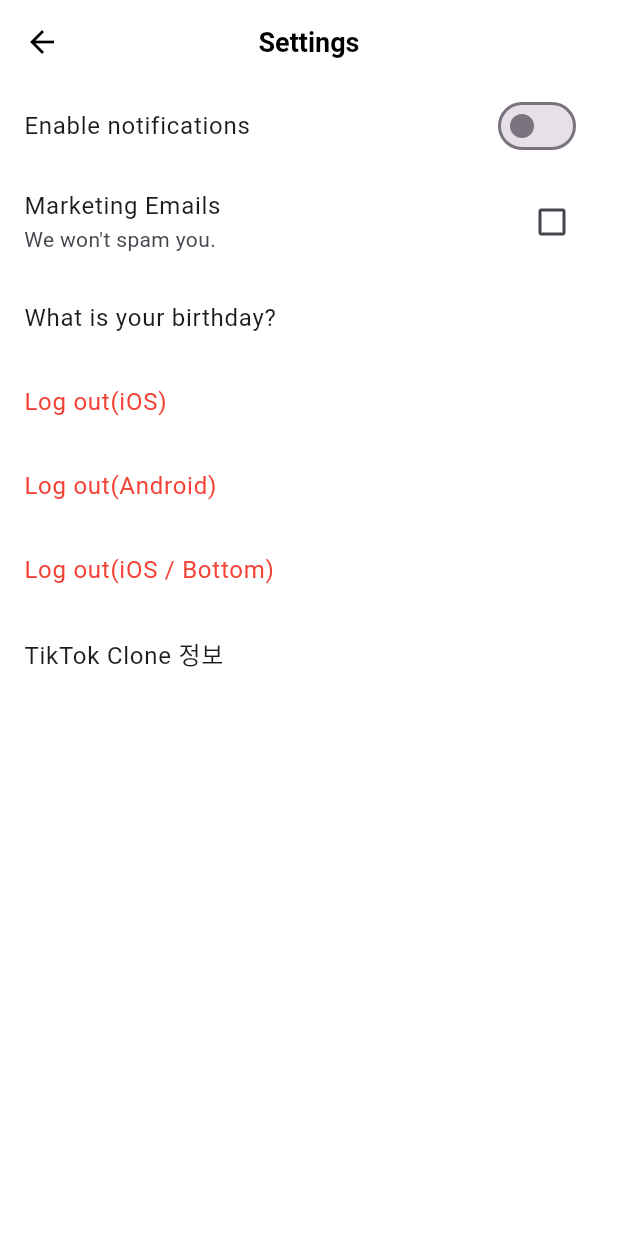
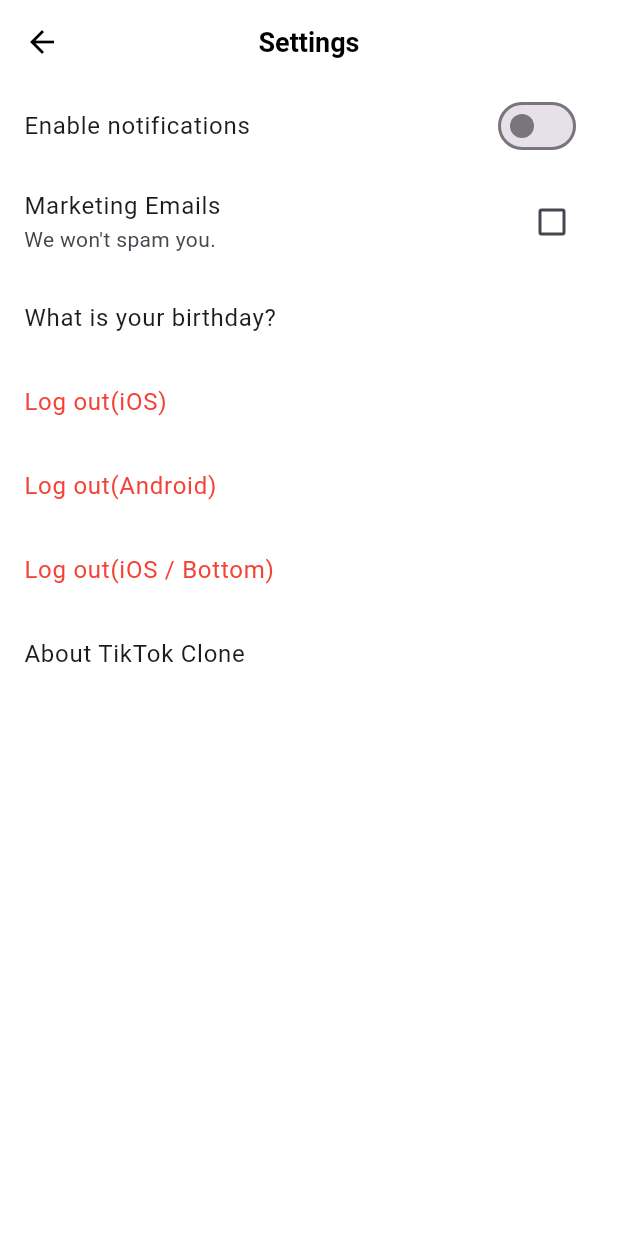
Before and after one commit to Heungseop/Tiktok_clone, a Flutter app: the SettingsScreen screen opened directly, on a phone screen of 412 x 824 dp. Run offline on Flutter 3.47's test engine with Material 2 defaults, Android fonts, the phone set to English and light mode, and no system bars; our stand-ins replace font_awesome_flutter, video_player, visibility_detector; generated files the repository leaves out were written again.

Commit message:
16.2 l10n

```diff
--- /dev/null
+++ b/l10n.yaml
@@ -0,0 +1,3 @@
+arb-dir: lib/intl
+template-arb-file: intl_en.arb
+output-localization-file: intl_generated.dart
--- a/lib/features/authentication/sign_up_screen.dart
+++ b/lib/features/authentication/sign_up_screen.dart
@@ -28,7 +28,7 @@ class SignUpScreen extends StatelessWidget {
 
   @override
   Widget build(BuildContext context) {
-    print("locale : ${Localizations.localeOf(context)}");
+    // print("locale : ${Localizations.localeOf(context)}");
     return OrientationBuilder(
       builder: (context, orientation) {
         // orientation :  가로세로 여부 (portrait 세로, landscape 가로)
--- a/lib/features/settings/settings_screen.dart
+++ b/lib/features/settings/settings_screen.dart
@@ -22,10 +22,7 @@ class _SettingsScreenState extends State<SettingsScreen> {
 
   @override
   Widget build(BuildContext context) {
-    return Localizations.override(
-      context: context,
-      locale: const Locale("ko"),
-      child: Scaffold(
+    return Scaffold(
         appBar: AppBar(
           title: const Text("Settings"),
           centerTitle: true,
@@ -169,7 +166,6 @@ class _SettingsScreenState extends State<SettingsScreen> {
               ],
             ),
           ),
-          )),
-    );
+        ));
   }
 }
--- /dev/null
+++ b/lib/intl/intl_en.arb
@@ -0,0 +1,3 @@
+{
+ "signUpTitle" : "Sign up for TikTok"
+}
--- /dev/null
+++ b/lib/intl/intl_ko.arb
@@ -0,0 +1,3 @@
+{
+ "signUpTitle" : "TikTok에 가입하세요"
+}
--- a/lib/main.dart
+++ b/lib/main.dart
@@ -3,9 +3,10 @@ import 'dart:io';
 import 'package:flutter/material.dart';
 import 'package:flutter/services.dart';
 import 'package:flutter_localizations/flutter_localizations.dart';
-import 'package:tiktok_clone/features/settings/settingsScreen.dart';
+import 'package:tiktok_clone/features/authentication/sign_up_screen.dart';
 
 import 'constants/sizes.dart';
+import 'package:flutter_gen/gen_l10n/intl_generated.dart';
 
 class MyHttpOverrides extends HttpOverrides {
   @override
@@ -45,6 +46,7 @@ class TikTokApp extends StatelessWidget {
       title: 'TikTok Clone',
 
       localizationsDelegates: const [
+        AppLocalizations.delegate,
         GlobalMaterialLocalizations.delegate,
         GlobalCupertinoLocalizations.delegate,
         GlobalWidgetsLocalizations.delegate,
@@ -138,7 +140,7 @@ class TikTokApp extends StatelessWidget {
           ),
         ),
       ),
-      home: const SettingsScreen(),
+      home: const SignUpScreen(),
     );
   }
 }
--- a/pubspec.yaml
+++ b/pubspec.yaml
@@ -61,6 +61,7 @@ dev_dependencies:
 
 # The following section is specific to Flutter packages.
 flutter:
+  generate: true
   # The following line ensures that the Material Icons font is
   # included with your application, so that you can use the icons in
   # the material Icons class.
```
Lines whose indentation alone changed are shown as unchanged.
